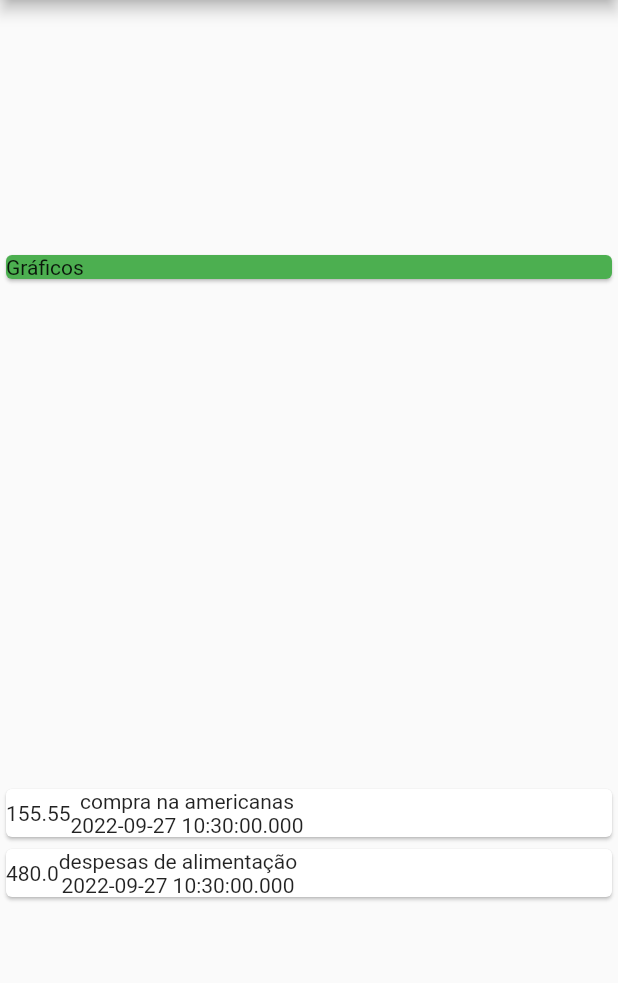
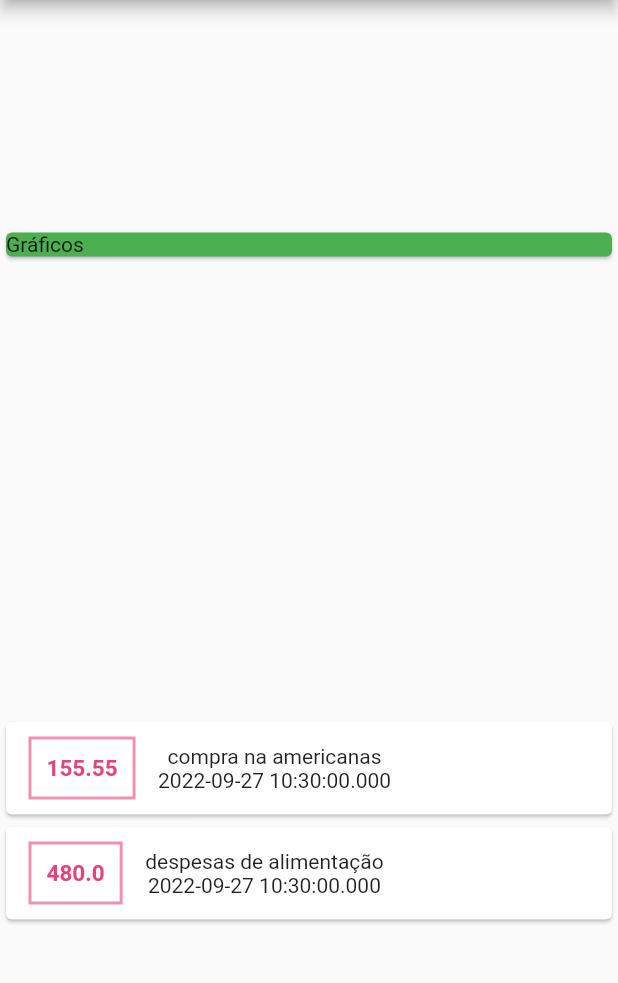
Before and after one commit to elucaspereira/despesas-pessoais, a Flutter app: the screen it shows after launch, on a phone screen of 412 x 824 dp, the part 84-1067 px from its top. Run offline on Flutter 3.47's test engine with Material 2 defaults, Android fonts, the phone set to English and light mode, and no system bars.

Commit message:
commit
criando estilos

```diff
--- a/lib/main.dart
+++ b/lib/main.dart
@@ -57,8 +57,24 @@ class PaginaInicial extends StatelessWidget {
                 Row(
                   children: [
                     Container(
+                      margin: EdgeInsets.symmetric(
+                        horizontal: 15,
+                        vertical: 10,
+                      ),
+                      decoration: BoxDecoration(
+                        border:Border.all(
+                          color: Colors.pink.shade200,
+                          width: 2
+                        )
+                      ),
+                      padding: EdgeInsets.all(10),
                       child: Text(
                         tr.valor.toString(),
+                        style: TextStyle(
+                          fontWeight: FontWeight.bold,
+                          fontSize: 15,
+                          color: Colors.pink[400]
+                        ),
                       ),
                     ),
                     Column(
```
